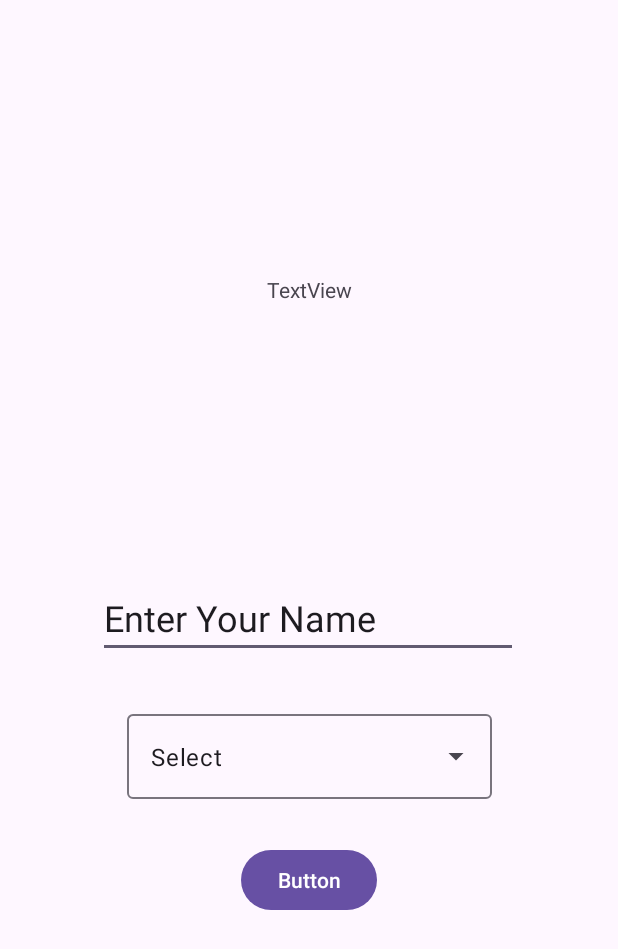
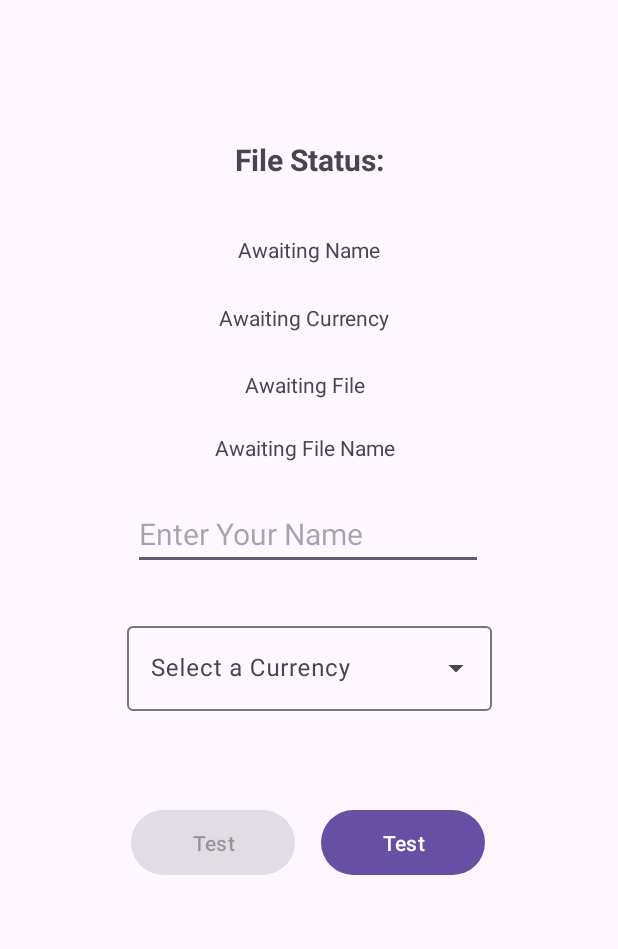
Before and after one commit to Trueguy64/IYB_App, an Android app: the userNew screen opened directly, with no data from a screen before it, on a phone screen of 412 x 824 dp. Shown: the top 949 px of the screen. Run offline under Robolectric (Android 15) with nearby library versions, the phone set to English and light mode, and no system bars.

Commit message:
Added ability to save data on storage

```diff
--- a/app/src/main/AndroidManifest.xml
+++ b/app/src/main/AndroidManifest.xml
@@ -1,7 +1,6 @@
 <?xml version="1.0" encoding="utf-8"?>
 <manifest xmlns:android="http://schemas.android.com/apk/res/android"
     xmlns:tools="http://schemas.android.com/tools">
-
     <application
         android:allowBackup="true"
         android:dataExtractionRules="@xml/data_extraction_rules"
--- a/app/src/main/java/com/example/iyb_app/userNew.java
+++ b/app/src/main/java/com/example/iyb_app/userNew.java
@@ -1,7 +1,8 @@
 package com.example.iyb_app;
 
 import android.os.Bundle;
-import android.util.Log;
+import android.text.Editable;
+import android.text.TextWatcher;
 import android.view.View;
 import android.widget.AdapterView;
 import android.widget.ArrayAdapter;
@@ -10,41 +11,116 @@ import android.widget.EditText;
 import android.widget.TextView;
 import android.widget.Toast;
 
-import androidx.activity.EdgeToEdge;
 import androidx.appcompat.app.AppCompatActivity;
-import androidx.core.graphics.Insets;
-import androidx.core.view.ViewCompat;
-import androidx.core.view.WindowInsetsCompat;
+
+import java.io.BufferedReader;
+import java.io.File;
+import java.io.FileInputStream;
+import java.io.FileNotFoundException;
+import java.io.FileOutputStream;
+import java.io.IOException;
+import java.io.InputStreamReader;
 
 public class userNew extends AppCompatActivity {
+    TextView fieler;
+    private final String filepath = "user";
+    private String fileContent = "";
+    private final String FILENAME = "saveddata.txt";
+    EditText username;
     AutoCompleteTextView autoCompleteTextView;
+    ArrayAdapter<String> adapterItems;
+    String[] currencies = {"(៛) Khmer Riel", "($) United States Dollar"};
 
-    ArrayAdapter<String> adapterItems;
-    String[] currencies = {"(៛) Khmer Riel","($) United States Dollar"};
     @Override
     protected void onCreate(Bundle savedInstanceState) {
         super.onCreate(savedInstanceState);
 
         setContentView(R.layout.activity_user_new);
+        username = findViewById(R.id.source);
+        fieler = findViewById(R.id.fieler);
+        autoCompleteTextView = findViewById(R.id.dropcurrencies);
+        autoCompleteTextView.addTextChangedListener(textWatcher);
 
-        autoCompleteTextView = findViewById(R.id.dropcurrencies);
-        adapterItems = new ArrayAdapter<String>(this,R.layout.dropdown_currencies, currencies);
+        adapterItems = new ArrayAdapter<String>(this, R.layout.dropdown_currencies, currencies);
+        autoCompleteTextView.setAdapter(adapterItems);
 
-        autoCompleteTextView.setAdapter(adapterItems);
-        autoCompleteTextView.setOnItemClickListener(new AdapterView.OnItemClickListener(){
-
+        // Set the item click listener for AutoCompleteTextView
+        autoCompleteTextView.setOnItemClickListener(new AdapterView.OnItemClickListener() {
             @Override
             public void onItemClick(AdapterView<?> parent, View view, int position, long id) {
                 String item = parent.getItemAtPosition(position).toString();
-                Toast.makeText(userNew.this,"Item: "+ item, Toast.LENGTH_SHORT).show();
+                ((TextView) findViewById(R.id.currencyOutput)).setText(item);
+                Toast.makeText(userNew.this, "Item: " + item, Toast.LENGTH_SHORT).show();
+                if(!item.equals("")){
+                    File myExternalFile = new File(getExternalFilesDir(filepath), FILENAME);
+                    FileOutputStream fileOutputStream = null;
+                    try {
+                        fileOutputStream = new FileOutputStream(myExternalFile);
+                        try {
+                            fileOutputStream.write(item.getBytes());
+                        } catch (IOException e) {
+                            throw new RuntimeException(e);
+                        }
+                    } catch (FileNotFoundException e) {
+                        throw new RuntimeException(e);
+                    }
+                }
+                // Update the button state when an item is selected
+                updateButtonState();
             }
         });
+
+        // Update button state initially in case of pre-filled data
+        updateButtonState();
     }
-    public void handleText(View text)
-    {
-        EditText t = findViewById(R.id.source);
-        String input = t.getText().toString();
-        ((TextView)findViewById(R.id.output)).setText(input);
+
+    public void handleText(View text) {
+        username.addTextChangedListener(textWatcher);
+        String input = username.getText().toString();
+        ((TextView) findViewById(R.id.nameOutput)).setText(input);
         Toast.makeText(this, input, Toast.LENGTH_LONG).show();
+        fileContent = username.getText().toString().trim();
+        if(!fileContent.equals("")){
+            File myExternalFile = new File(getExternalFilesDir(filepath), FILENAME);
+            FileOutputStream fileOutputStream = null;
+            try {
+                fileOutputStream = new FileOutputStream(myExternalFile,true);
+                try {
+                    fileOutputStream.write("\n".getBytes());
+                    fileOutputStream.write(fileContent.getBytes());
+                } catch (IOException e) {
+                    throw new RuntimeException(e);
+                }
+            } catch (FileNotFoundException e) {
+                throw new RuntimeException(e);
+            }
+            fieler.setText(fileContent);
+            username.setText("");
+        } else{
+            Toast.makeText(this, "Text field cannot be empty.",Toast.LENGTH_SHORT);
+        }
+
+    }
+    private TextWatcher textWatcher = new TextWatcher() {
+        @Override
+        public void beforeTextChanged(CharSequence s, int start, int count, int after) {}
+
+        @Override
+        public void onTextChanged(CharSequence s, int start, int before, int count) {
+            // Update the button state when username is changed
+            updateButtonState();
+        }
+
+        @Override
+        public void afterTextChanged(Editable s) {}
+    };
+
+    // Method to update button state based on inputs
+    private void updateButtonState() {
+        String usernameInput = username.getText().toString().trim();
+        String listInput = autoCompleteTextView.getText().toString().trim();
+
+        // Enable the button if both fields are not empty
+        findViewById(R.id.button).setEnabled(!usernameInput.isEmpty() && !listInput.isEmpty());
     }
 }
--- a/app/src/main/res/layout/activity_user_new.xml
+++ b/app/src/main/res/layout/activity_user_new.xml
@@ -12,37 +12,87 @@
         android:layout_width="wrap_content"
         android:layout_height="wrap_content"
         android:ems="10"
+        android:hint="Enter Your Name"
         android:inputType="text"
-        android:text="Enter Your Name"
-        android:textSize="24sp"
+        android:textSize="20sp"
         app:layout_constraintBottom_toBottomOf="parent"
         app:layout_constraintEnd_toEndOf="parent"
         app:layout_constraintHorizontal_bias="0.497"
         app:layout_constraintStart_toStartOf="parent"
-        app:layout_constraintTop_toTopOf="parent" />
+        app:layout_constraintTop_toTopOf="parent"
+        app:layout_constraintVertical_bias="0.428" />
 
     <Button
         android:id="@+id/button"
+        android:layout_width="109dp"
+        android:layout_height="51dp"
+        android:layout_marginTop="156dp"
+        android:enabled="false"
+        android:onClick="handleText"
+        android:text="Test"
+        app:layout_constraintEnd_toEndOf="parent"
+        app:layout_constraintHorizontal_bias="0.288"
+        app:layout_constraintStart_toStartOf="parent"
+        app:layout_constraintTop_toBottomOf="@+id/source" />
+    <Button
+        android:id="@+id/button2"
+        android:layout_width="109dp"
+        android:layout_height="51dp"
+        android:layout_marginTop="156dp"
+        android:onClick="onClickLoad"
+        android:text="Test"
+        app:layout_constraintEnd_toEndOf="parent"
+        app:layout_constraintHorizontal_bias="0.708"
+        app:layout_constraintStart_toStartOf="parent"
+        app:layout_constraintTop_toBottomOf="@+id/source" />
+    <TextView
+        android:id="@+id/nameOutput"
         android:layout_width="wrap_content"
         android:layout_height="wrap_content"
-        android:layout_marginTop="124dp"
-        android:onClick="handleText"
-        android:text="Button"
-        app:layout_constraintEnd_toEndOf="parent"
-        app:layout_constraintStart_toStartOf="parent"
-        app:layout_constraintTop_toBottomOf="@+id/source" />
-
-    <TextView
-        android:id="@+id/output"
-        android:layout_width="wrap_content"
-        android:layout_height="wrap_content"
-        android:text="TextView"
+        android:text="Awaiting Name"
         app:layout_constraintBottom_toTopOf="@+id/source"
         app:layout_constraintEnd_toEndOf="parent"
         app:layout_constraintStart_toStartOf="parent"
         app:layout_constraintTop_toTopOf="parent" />
 
+    <TextView
+        android:id="@+id/fieler"
+        android:layout_width="wrap_content"
+        android:layout_height="wrap_content"
+        android:text="Awaiting File Name"
+        app:layout_constraintBottom_toTopOf="@+id/source"
+        app:layout_constraintEnd_toEndOf="parent"
+        app:layout_constraintHorizontal_bias="0.49"
+        app:layout_constraintStart_toStartOf="parent"
+        app:layout_constraintTop_toTopOf="parent"
+        app:layout_constraintVertical_bias="0.923" />
+
+    <TextView
+        android:id="@+id/currencyOutput"
+        android:layout_width="wrap_content"
+        android:layout_height="wrap_content"
+        android:text="Awaiting Currency"
+        app:layout_constraintBottom_toTopOf="@+id/source"
+        app:layout_constraintEnd_toEndOf="parent"
+        app:layout_constraintHorizontal_bias="0.49"
+        app:layout_constraintStart_toStartOf="parent"
+        app:layout_constraintTop_toTopOf="parent"
+        app:layout_constraintVertical_bias="0.645" />
+
+    <TextView
+        android:id="@+id/fileOutput"
+        android:layout_width="wrap_content"
+        android:layout_height="wrap_content"
+        android:text="Awaiting File"
+        app:layout_constraintBottom_toTopOf="@+id/source"
+        app:layout_constraintEnd_toEndOf="parent"
+        app:layout_constraintHorizontal_bias="0.491"
+        app:layout_constraintStart_toStartOf="parent"
+        app:layout_constraintTop_toTopOf="parent"
+        app:layout_constraintVertical_bias="0.788" />
+
     <com.google.android.material.textfield.TextInputLayout
+        android:id="@+id/textInputLayout"
         style="@style/Widget.Material3.TextInputLayout.OutlinedBox.ExposedDropdownMenu"
         android:layout_width="wrap_content"
         android:layout_height="wrap_content"
@@ -55,12 +105,25 @@
 
         <AutoCompleteTextView
             android:id="@+id/dropcurrencies"
-            android:layout_width="match_parent"
+            android:layout_width="wrap_content"
             android:layout_height="match_parent"
             android:layout_weight="1"
-            android:inputType="none"
-            android:text="Select" />
+            android:hint="Select a Currency"
+            android:inputType="none" />
 
     </com.google.android.material.textfield.TextInputLayout>
 
+    <TextView
+        android:id="@+id/textView2"
+        android:layout_width="wrap_content"
+        android:layout_height="wrap_content"
+        android:text="File Status:"
+        android:textSize="20sp"
+        android:textStyle="bold"
+        app:layout_constraintBottom_toTopOf="@+id/nameOutput"
+        app:layout_constraintEnd_toEndOf="parent"
+        app:layout_constraintStart_toStartOf="parent"
+        app:layout_constraintTop_toTopOf="parent"
+        app:layout_constraintVertical_bias="0.718" />
+
 </androidx.constraintlayout.widget.ConstraintLayout>
```
Also changed, not shown: app/src/main/res/raw/saveddata.txt (added).
